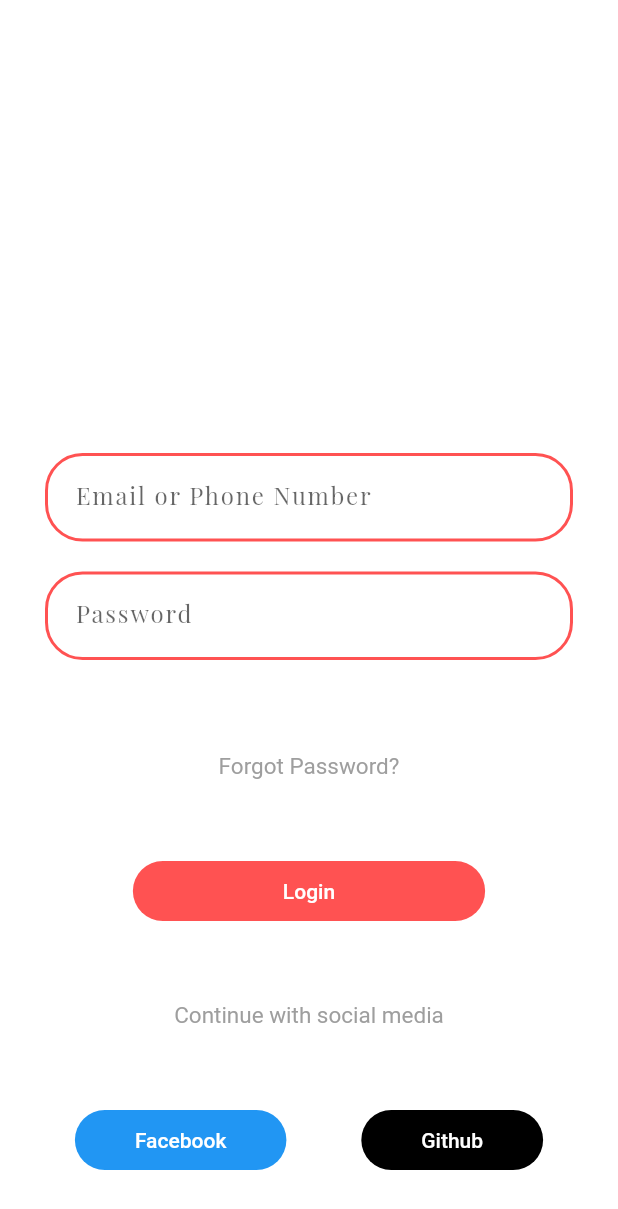
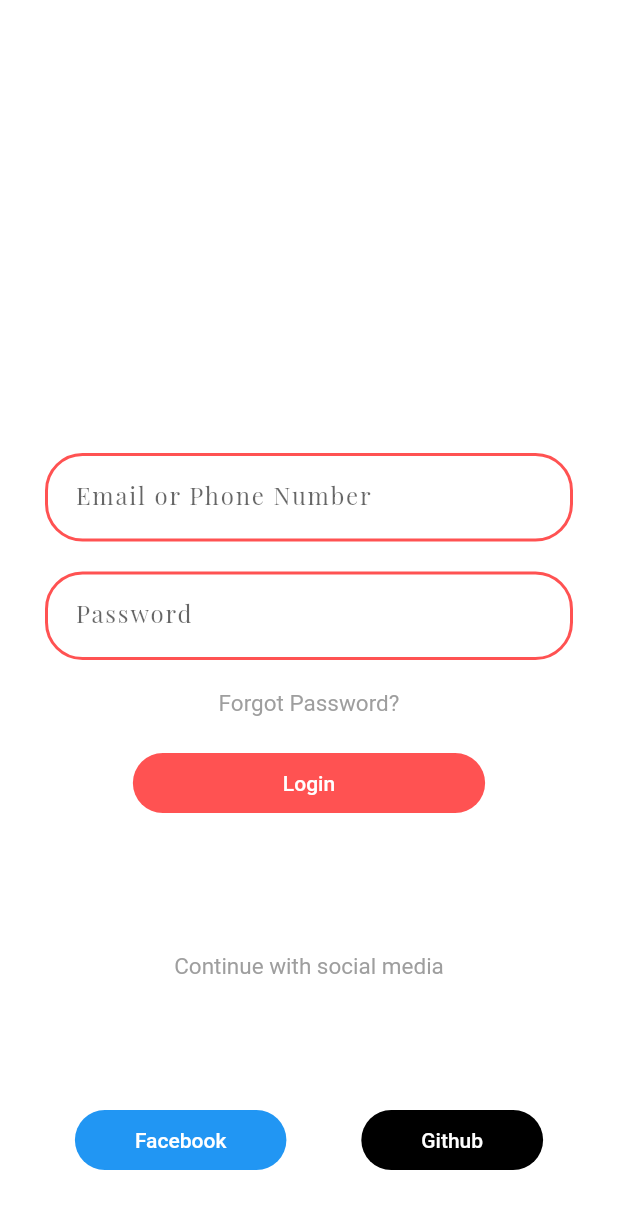
Before and after one commit to stephaniefash/flutter-login-ui-challenge, a Flutter app: the screen it shows after launch, on a phone screen of 412 x 824 dp. Shown: the top 1209 px of the screen. Run offline on Flutter 3.47's test engine with Material 2 defaults, Android fonts, the phone set to English and light mode, and no system bars.

Commit message:
adds form submission button

```diff
--- a/lib/login_page.dart
+++ b/lib/login_page.dart
@@ -29,11 +29,9 @@ class _LoginPageState extends State<LoginPage> {
                 mainAxisAlignment: MainAxisAlignment.spaceBetween,
                 children: [
                   SizedBox(
-                    height: 150,
+                    height: 250,
                     child: LoginForm(),
                   ),
-                  customDefaultText(forgotPasswordText),
-                  customButton(Colors.redAccent, loginText, 100),
                   customDefaultText(continueWithSocialText),
                   Row(
                     mainAxisAlignment: MainAxisAlignment.spaceEvenly,
--- a/lib/main.dart
+++ b/lib/main.dart
@@ -2,6 +2,7 @@ import 'package:flutter/material.dart';
 import 'package:login_ui/login_page.dart';
 
 void main() {
+
   runApp(MyApp());
 }
 
--- a/lib/widgets/login_form.dart
+++ b/lib/widgets/login_form.dart
@@ -2,6 +2,8 @@
 import 'package:flutter/material.dart';
 import 'package:flutter/widgets.dart';
 import 'package:login_ui/constants.dart';
+
+import 'custom_widgets.dart';
 
 class LoginForm extends StatefulWidget {
   @override
@@ -28,7 +30,11 @@ class LoginFormState extends State<LoginForm> {
                   _singleTextField(emailOrPhoneText),
                   SizedBox(height: 20),
                   _singleTextField(passwordText, hideText: true),
-                ])),
+                  SizedBox(height: 20),
+                  customDefaultText(forgotPasswordText),
+                  SizedBox(height: 20),
+                  customButton(Colors.redAccent, loginText, 100),
+                ],),),
           ),
         ),
       ),
@@ -38,6 +44,12 @@ class LoginFormState extends State<LoginForm> {
   _singleTextField(String hintText, {hideText = false}) {
     return TextFormField(
       obscureText: hideText,
+      validator: (value){
+        if (value.isEmpty) {
+          return 'Please enter some text';
+        }
+        return null;
+      },
       decoration: InputDecoration(
         labelText: hintText,
         labelStyle: TextStyle(fontFamily: kPlayFairDisplayFont, letterSpacing: 1.2),
```
